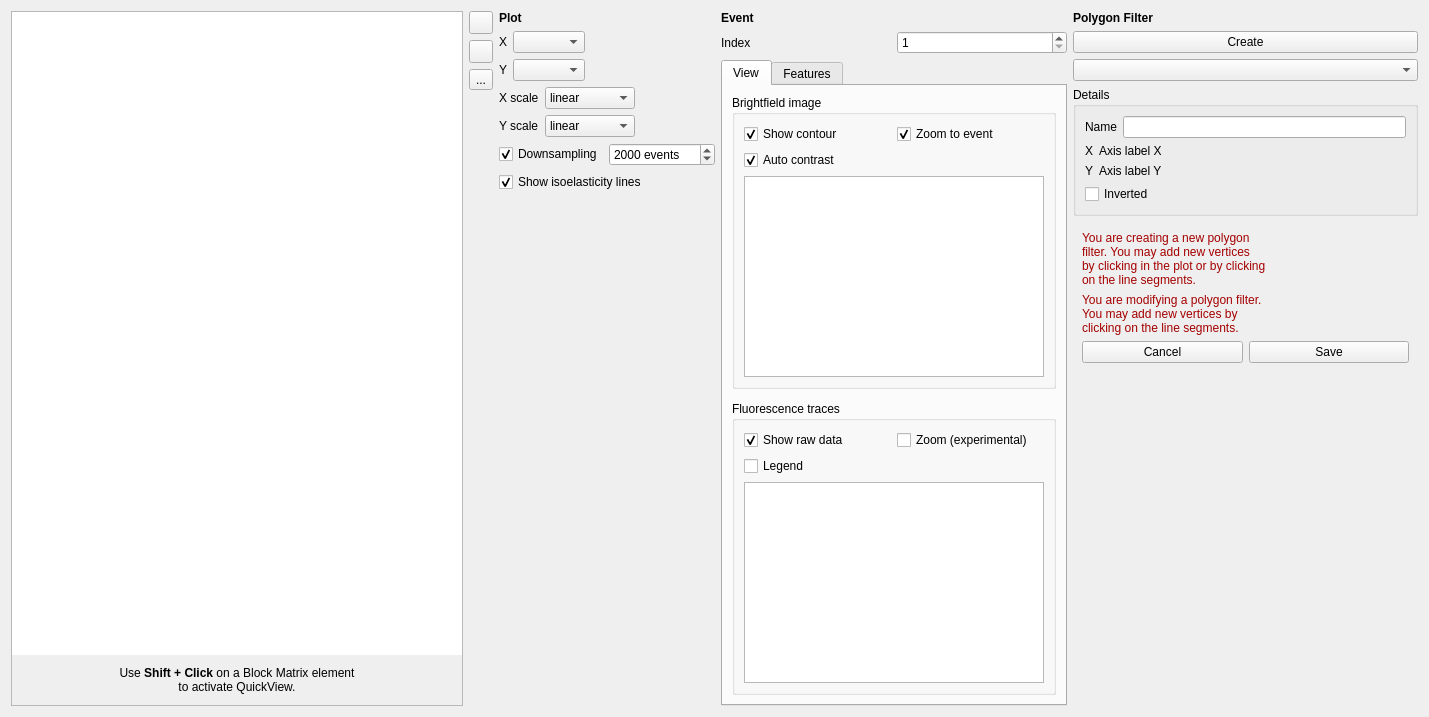
Before: the Qt Designer form shapeout2/gui/quick_view.ui in ZELLMECHANIK-DRESDEN/ShapeOut2, drawn with Qt 5.
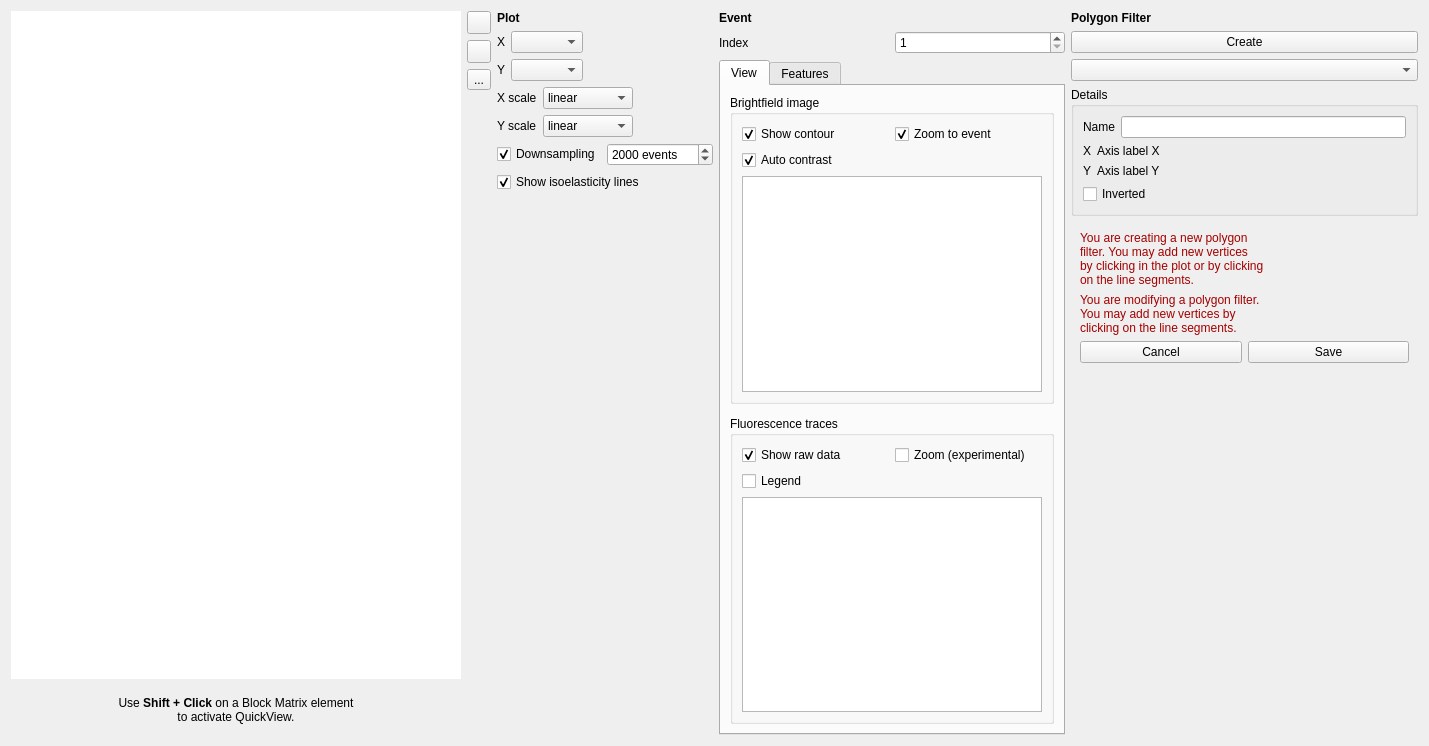
After: the same form once the commit is applied. Icons and pictures are not drawn. Custom widgets are drawn as their Qt base class.

```diff
--- a/shapeout2/gui/quick_view.ui
+++ b/shapeout2/gui/quick_view.ui
@@ -7,7 +7,7 @@
     <x>0</x>
     <y>0</y>
     <width>1429</width>
-    <height>717</height>
+    <height>746</height>
    </rect>
   </property>
   <property name="windowTitle">
@@ -15,35 +15,10 @@
   </property>
   <layout class="QHBoxLayout" name="horizontalLayout">
    <item>
-    <widget class="QFrame" name="frame">
-     <property name="frameShape">
-      <enum>QFrame::StyledPanel</enum>
-     </property>
-     <property name="frameShadow">
-      <enum>QFrame::Plain</enum>
-     </property>
-     <property name="lineWidth">
-      <number>2</number>
-     </property>
-     <property name="midLineWidth">
-      <number>1</number>
-     </property>
-     <layout class="QVBoxLayout" name="verticalLayout_9">
-      <property name="spacing">
-       <number>0</number>
-      </property>
+    <layout class="QVBoxLayout" name="verticalLayout_14">
       <property name="leftMargin">
        <number>0</number>
       </property>
-      <property name="topMargin">
-       <number>0</number>
-      </property>
-      <property name="rightMargin">
-       <number>0</number>
-      </property>
-      <property name="bottomMargin">
-       <number>0</number>
-      </property>
       <item>
        <widget class="RTDCScatterWidget" name="widget_scatter" native="true">
         <property name="sizePolicy">
@@ -83,7 +58,6 @@
        </widget>
       </item>
      </layout>
-    </widget>
    </item>
    <item>
     <widget class="QWidget" name="widget_tool" native="true">
```
Lines whose indentation alone changed are shown as unchanged.
